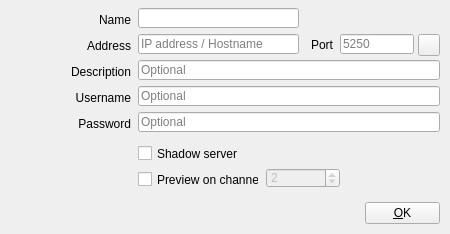
First picture: the form in src/Widgets/DeviceDialog.ui, repository CasparCG/client, before the edit.
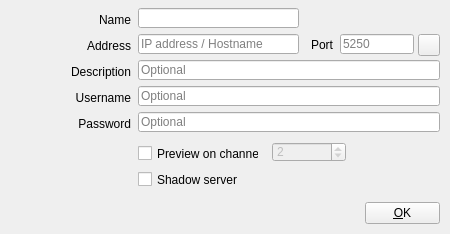
Second picture: the form after the edit. Icons and pictures are not drawn.

Diff of the .ui file:
```diff
--- a/src/Widgets/DeviceDialog.ui
+++ b/src/Widgets/DeviceDialog.ui
@@ -199,7 +199,7 @@
    <property name="geometry">
     <rect>
      <x>138</x>
-     <y>145</y>
+     <y>171</y>
      <width>151</width>
      <height>17</height>
     </rect>
@@ -278,8 +278,8 @@
    </property>
    <property name="geometry">
     <rect>
-     <x>266</x>
-     <y>168</y>
+     <x>272</x>
+     <y>142</y>
      <width>74</width>
      <height>20</height>
     </rect>
@@ -301,7 +301,7 @@
    <property name="geometry">
     <rect>
      <x>138</x>
-     <y>171</y>
+     <y>145</y>
      <width>121</width>
      <height>17</height>
     </rect>
```
